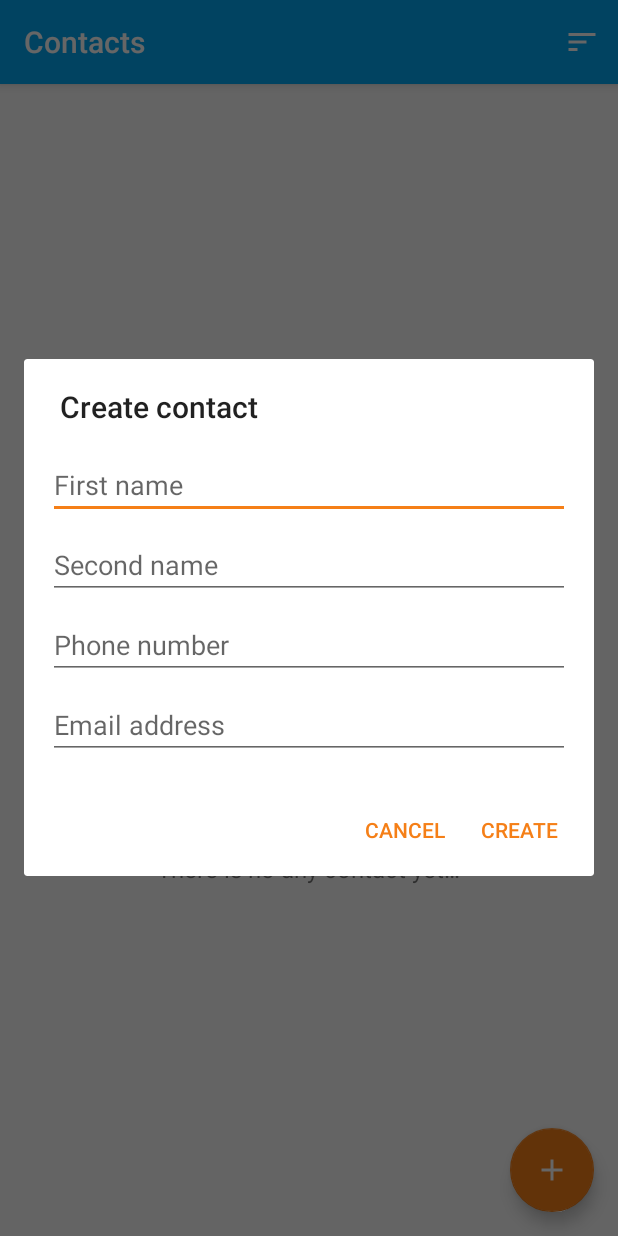
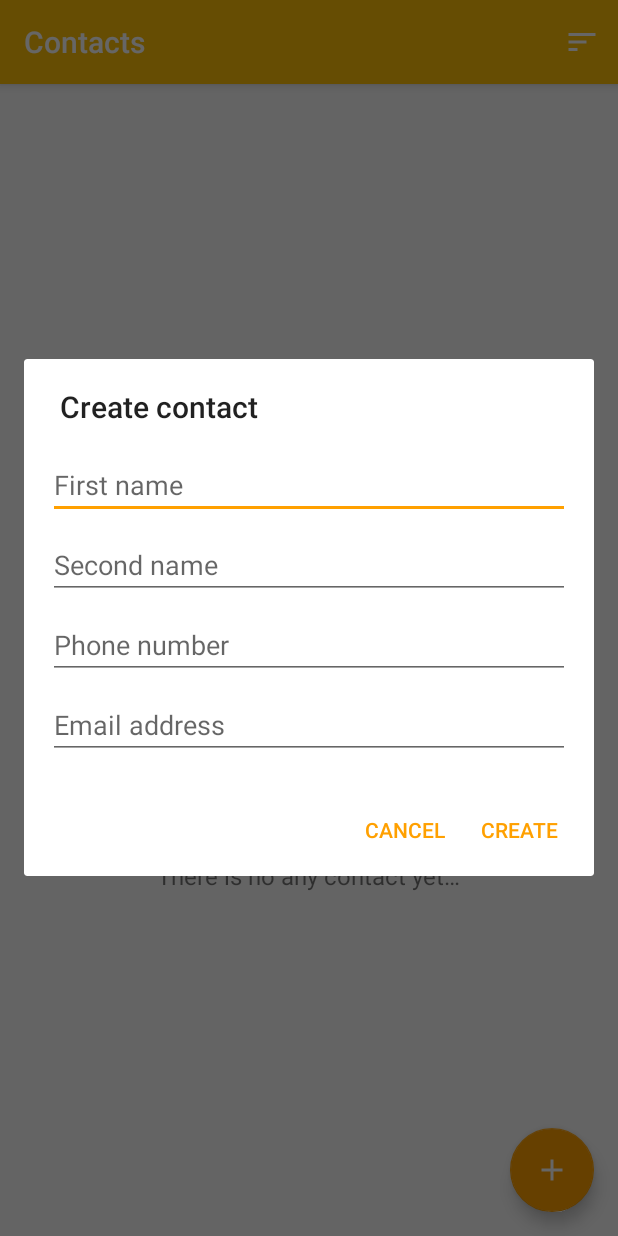
Before and after one commit to kllaas/Contacts, an Android app: the ContactsActivity screen opened directly, with no data from a screen before it, after a tap on an icon or button, on a phone screen of 412 x 824 dp. Run offline under Robolectric (Android 15) with nearby library versions, the phone set to English and light mode, and no system bars; our stand-ins replace ButterKnife; libraries missing offline, so code that uses them is left out: com.squareup.sqlbrite, rx.android.schedulers, rx.functions, rx.schedulers, rx.subscriptions; 7 statements that could not run were skipped.

Commit message:
color change, add cat image =)

```diff
--- a/app/src/main/java/com/example/alexey/contacts/activities/add_contact/CreateContactDialog.java
+++ b/app/src/main/java/com/example/alexey/contacts/activities/add_contact/CreateContactDialog.java
@@ -4,12 +4,10 @@ import android.app.Dialog;
 import android.content.Context;
 import android.os.Bundle;
 import android.support.annotation.NonNull;
-import android.support.annotation.Nullable;
 import android.support.v4.app.DialogFragment;
 import android.support.v7.app.AlertDialog;
 import android.view.LayoutInflater;
 import android.view.View;
-import android.view.ViewGroup;
 import android.widget.Button;
 import android.widget.EditText;
 
@@ -29,14 +27,20 @@ public class CreateContactDialog extends DialogFragment implements CreateContact
 
     @BindView(R.id.et_first_name)
     EditText firstName;
+
     @BindView(R.id.et_second_name)
     EditText secondName;
+
     @BindView(R.id.et_phone)
     EditText phone;
+
     @BindView(R.id.et_email)
     EditText email;
+
     private CreateContactRelations.Presenter mPresenter;
+
     private ContactsRelations.OnCompleteListener mListener;
+
 
     public static CreateContactDialog newInstance() {
         return new CreateContactDialog();
@@ -62,8 +66,8 @@ public class CreateContactDialog extends DialogFragment implements CreateContact
         final AlertDialog dialog = builder.create();
 
         dialog.setOnShowListener(dialogInterface -> {
+
             Button button = dialog.getButton(AlertDialog.BUTTON_POSITIVE);
-
             button.setOnClickListener(view ->
 
                     mPresenter.tryToSave(firstName.getText().toString(),
@@ -76,13 +80,6 @@ public class CreateContactDialog extends DialogFragment implements CreateContact
         dialog.show();
 
         return dialog;
-    }
-
-    @Nullable
-    @Override
-    public View onCreateView(LayoutInflater inflater, @Nullable ViewGroup container, @Nullable Bundle savedInstanceState) {
-        setCancelable(false);
-        return super.onCreateView(inflater, container, savedInstanceState);
     }
 
     @Override
--- a/app/src/main/res/layout/contact_item.xml
+++ b/app/src/main/res/layout/contact_item.xml
@@ -5,7 +5,7 @@
     android:id="@+id/card_view"
     android:layout_width="match_parent"
     android:layout_height="wrap_content"
-    android:layout_gravity="center"
+    android:layout_marginTop="2dp"
     card_view:cardCornerRadius="2dp">
 
     <RelativeLayout
--- a/app/src/main/res/layout/content_contacts_acitivty.xml
+++ b/app/src/main/res/layout/content_contacts_acitivty.xml
@@ -25,10 +25,10 @@
 
         <ImageView
             android:id="@+id/image"
-            android:layout_width="256dp"
-            android:layout_height="256dp"
+            android:layout_width="wrap_content"
+            android:layout_height="wrap_content"
             android:layout_centerHorizontal="true"
-            android:src="@drawable/common_google_signin_btn_icon_light"/>
+            android:src="@drawable/icon_cat"/>
 
         <TextView
             android:id="@+id/text"
@@ -36,7 +36,7 @@
             android:layout_height="wrap_content"
             android:layout_below="@+id/image"
             android:layout_centerHorizontal="true"
-            android:layout_marginTop="22sp"
+            android:layout_marginTop="32dp"
             android:text="@string/message_no_data"
             android:textSize="16sp"/>
     </RelativeLayout>
--- a/app/src/main/res/values/colors.xml
+++ b/app/src/main/res/values/colors.xml
@@ -1,8 +1,8 @@
 <?xml version="1.0" encoding="utf-8"?>
 <resources>
-    <color name="colorPrimary">#03A9F4</color>
-    <color name="colorPrimaryDark">#0288D1</color>
-    <color name="colorAccent">#f57f17</color>
+    <color name="colorPrimary">#FFC107</color>
+    <color name="colorPrimaryDark">#FFA000</color>
+    <color name="colorAccent">#FFA000</color>
     <color name="colorGray">#d6d6d6</color>
     <color name="colorWhite">#ffffff</color>
 </resources>
```
Also changed, not shown: app/src/main/res/drawable/icon_cat.png (added).
